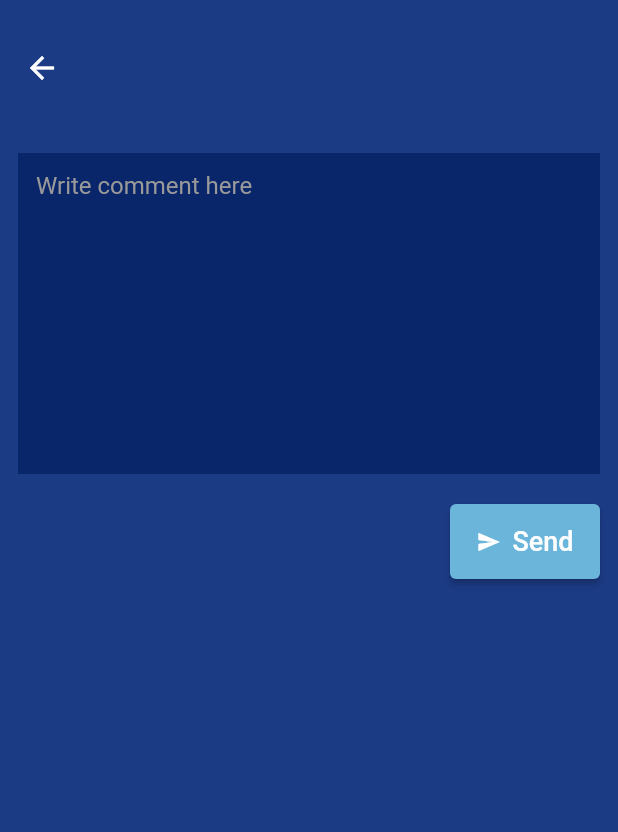
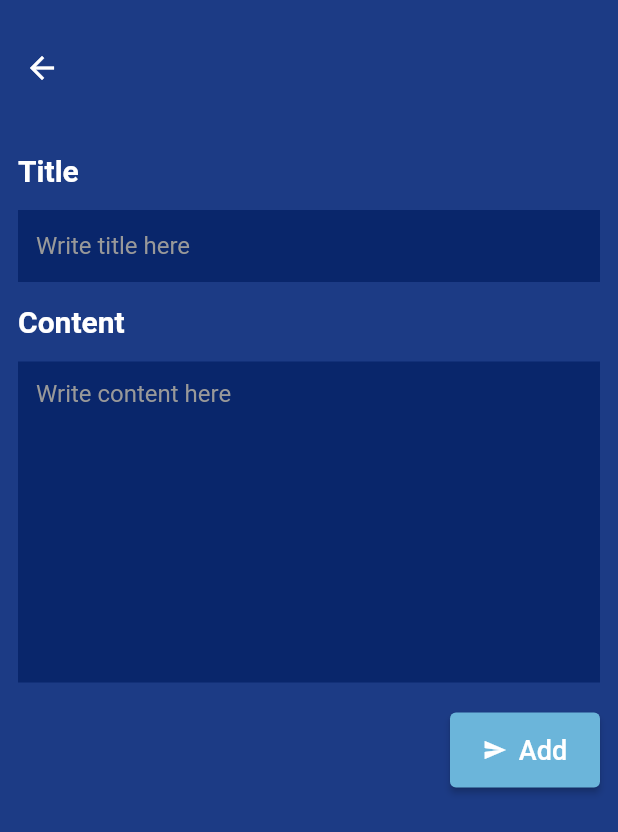
Before and after one commit to saysomphon/qforum, a Flutter app: the PostTitleScreen screen opened directly with empty values, after a tap on the "add" icon, on a phone screen of 412 x 824 dp. Shown: the top 832 px of the screen. Run offline on Flutter 3.47's test engine with Material 2 defaults, Android fonts, the phone set to English and light mode, and no system bars; our stand-ins replace cloud_firestore, firebase_auth, firebase_core, flutter_svg, fluttertoast, get and 1 more; accounts and stored records are empty.

Commit message:
add post

```diff
--- /dev/null
+++ b/lib/controllers/post_title.dart
@@ -0,0 +1,34 @@
+import 'package:cloud_firestore/cloud_firestore.dart';
+import 'package:flutter/material.dart';
+import 'package:get/get.dart';
+
+class PostTitleController extends GetxController {
+  Rx<TextEditingController> titleController = TextEditingController().obs;
+  Rx<TextEditingController> contentController = TextEditingController().obs;
+  RxString errorMessage = "".obs;
+  RxBool loading = false.obs;
+
+  void addPostTitle(
+      {required BuildContext context,
+      required String email,
+      required String forumTypeId,
+      required bool isAnonymous}) {
+    CollectionReference post = FirebaseFirestore.instance.collection('post');
+    loading.value = true;
+    post.add({
+      "created_at": DateTime.now().toString(),
+      "content": contentController.value.text,
+      "email": email,
+      "forum_type_id": forumTypeId,
+      "is_anonymous": isAnonymous,
+      "title": titleController.value.text
+    }).then((value) {
+      loading.value = false;
+      contentController.value.text = '';
+      titleController.value.text = '';
+      Navigator.pop(context);
+    }).catchError((error) {
+      loading.value = false;
+    });
+  }
+}
--- a/lib/screens/add_post_title/add_post_title.dart
+++ b/lib/screens/add_post_title/add_post_title.dart
@@ -1,82 +1,77 @@
 import 'package:cloud_firestore/cloud_firestore.dart';
 import 'package:flutter/material.dart';
+import 'package:get/get_state_manager/get_state_manager.dart';
+import 'package:get/instance_manager.dart';
 import 'package:qfoumn/constants/colors.dart';
 import 'package:qfoumn/constants/padding.dart';
+import 'package:qfoumn/controllers/post_title.dart';
+import 'package:qfoumn/controllers/user.dart';
 import 'package:qfoumn/widgets/send_button.dart';
 
 class AddPostTitleScreen extends StatefulWidget {
-  const AddPostTitleScreen({super.key});
+  const AddPostTitleScreen(
+      {super.key, required this.forumId, required this.forumTitle});
+
+  final String forumId;
+  final String forumTitle;
 
   @override
   State<AddPostTitleScreen> createState() => _AddPostTitleScreenState();
 }
 
 class _AddPostTitleScreenState extends State<AddPostTitleScreen> {
-  String errorMessage = "";
-  final commentController = TextEditingController();
-  bool loading = false;
-
-  CollectionReference comment =
-      FirebaseFirestore.instance.collection('comment');
-
-  bool formValid() {
-    if (commentController.text.isEmpty) {
-      setState(() {
-        errorMessage = "Please enter comment";
-      });
-      return false;
-    }
-    setState(() {
-      errorMessage = "";
-    });
-    return true;
-  }
-
-  Future<void> addComment() {
-    // Call the user's CollectionReference to add a new user
-    setState(() {
-      loading = true;
-    });
-    return comment.add({
-      'created_at': '10/12/2022',
-      'email': 'ting@gmail.com',
-      'is_anonymous': false,
-      'message': commentController.text,
-      'post_id': ""
-    }).then((value) {
-      setState(() {
-        loading = false;
-      });
-      Navigator.pop(context);
-    }).catchError((error) {
-      setState(() {
-        errorMessage = "Something when wrong please try again later";
-      });
-      setState(() {
-        loading = false;
-      });
-    });
-  }
+  PostTitleController postTitleController = Get.put(PostTitleController());
 
   @override
   Widget build(BuildContext context) {
     return GestureDetector(
       onTap: () => FocusScope.of(context).unfocus(),
       child: Scaffold(
-        appBar: AppBar(),
+        appBar: AppBar(
+          title: Text(widget.forumTitle),
+          centerTitle: true,
+        ),
         body: Padding(
           padding: const EdgeInsets.all(PaddingConstant.scaffoldPadding),
           child: SingleChildScrollView(
             child: Column(
               crossAxisAlignment: CrossAxisAlignment.start,
               children: [
+                const Text(
+                  'Title',
+                  style: TextStyle(
+                      color: Colors.white,
+                      fontSize: 20,
+                      fontWeight: FontWeight.bold),
+                ),
+                const SizedBox(height: 15),
                 TextField(
-                  controller: commentController,
+                  controller: postTitleController.titleController.value,
+                  style: const TextStyle(color: Colors.white),
+                  decoration: InputDecoration(
+                    hintText: 'Write title here',
+                    hintStyle: TextStyle(color: ColorsConstant.textLightGrey),
+                    border: InputBorder.none,
+                    fillColor: ColorsConstant.darkPrimaryColor,
+                    filled: true,
+                  ),
+                ),
+                const SizedBox(height: 15),
+                Text(
+                  'Content',
+                  style: TextStyle(
+                      color: Colors.white,
+                      fontSize: 20,
+                      fontWeight: FontWeight.bold),
+                ),
+                const SizedBox(height: 15),
+                TextField(
+                  controller: postTitleController.contentController.value,
                   keyboardType: TextInputType.multiline,
                   style: TextStyle(color: Colors.white),
                   maxLines: 10,
                   decoration: InputDecoration(
-                    hintText: 'Write comment here',
+                    hintText: 'Write content here',
                     hintStyle: TextStyle(color: ColorsConstant.textLightGrey),
                     border: InputBorder.none,
                     fillColor: ColorsConstant.darkPrimaryColor,
@@ -86,19 +81,26 @@ class _AddPostTitleScreenState extends State<AddPostTitleScreen> {
                 const SizedBox(height: 20),
                 Align(
                   alignment: Alignment.centerRight,
-                  child: SendButton(tilte: 'Send', press: addComment),
+                  child: SendButton(
+                      tilte: 'Add',
+                      press: () => postTitleController.addPostTitle(
+                          context: context,
+                          email: 'email@gmail.com',
+                          forumTypeId: widget.forumId,
+                          isAnonymous: false)),
                 ),
-                if (errorMessage.isNotEmpty)
-                  Padding(
+                Obx(
+                  () => Padding(
                     padding: const EdgeInsets.all(16.0),
                     child: Align(
                       alignment: Alignment.centerRight,
                       child: Text(
-                        errorMessage,
+                        postTitleController.errorMessage.value,
                         style: TextStyle(color: Colors.red),
                       ),
                     ),
                   ),
+                )
               ],
             ),
           ),
--- a/lib/screens/post_title/post_title_screen.dart
+++ b/lib/screens/post_title/post_title_screen.dart
@@ -4,6 +4,8 @@ import 'package:qfoumn/constants/colors.dart';
 import 'package:qfoumn/model/post.dart';
 import 'package:qfoumn/screens/add_post_title/add_post_title.dart';
 import 'package:qfoumn/screens/post_title/widgets/card_post_title.dart';
+import 'package:intl/intl.dart';
+import 'package:qfoumn/utils/date_format.dart';
 
 class PostTitleScreen extends StatefulWidget {
   const PostTitleScreen(
@@ -52,8 +54,10 @@ class _PostTitleScreenState extends State<PostTitleScreen> {
                   forumType: widget.title,
                   post: PostModel(
                       id: document.id,
-                      createdAt: data['created_at'],
-                      description: data['description'],
+                      createdAt: DateTimeFormatConvert.convertDateFormat(
+                          datetime: data['created_at'],
+                          format: 'dd/MM/yyyy hh:mm'),
+                      description: data['content'],
                       email: data['email'],
                       forumTypeId: data['forum_type_id'],
                       isAnonymous: data['is_anonymous'],
@@ -69,7 +73,10 @@ class _PostTitleScreenState extends State<PostTitleScreen> {
           Navigator.push(
             context,
             MaterialPageRoute(
-              builder: (context) => AddPostTitleScreen(),
+              builder: (context) => AddPostTitleScreen(
+                forumId: widget.forumTypeId,
+                forumTitle: widget.title,
+              ),
             ),
           );
         },
--- /dev/null
+++ b/lib/utils/date_format.dart
@@ -0,0 +1,13 @@
+import 'package:intl/intl.dart';
+
+class DateTimeFormatConvert {
+  static String convertDateFormat(
+      {required String datetime, required String format}) {
+    try {
+      String result = DateFormat(format).format(DateTime.parse(datetime));
+      return result;
+    } catch (err) {
+      return "";
+    }
+  }
+}
```
Also changed, not shown: lib/screens/add_comment/add_comment_screen.dart (+4 -4 lines), 1 other file.
